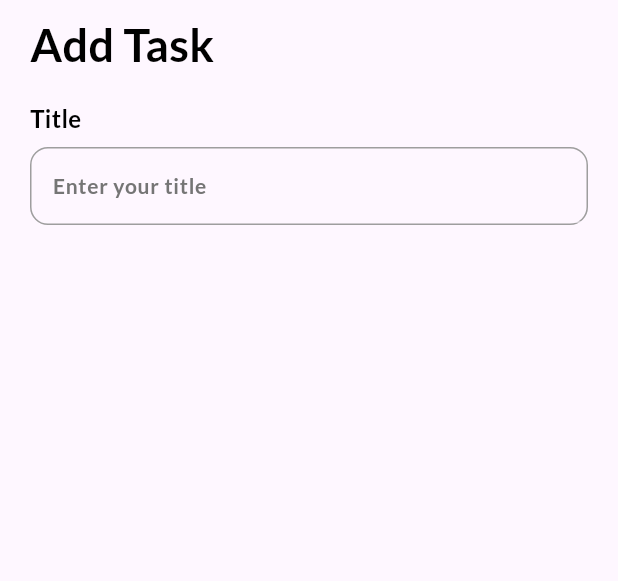
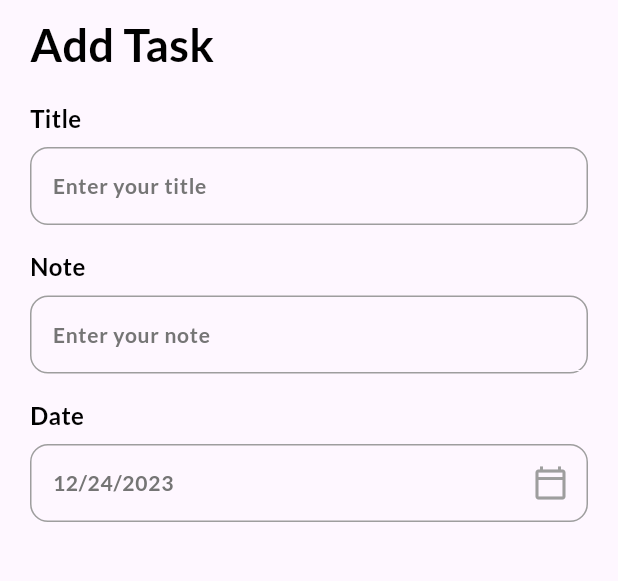
Before and after one commit to rizkiananda217/3C-K6-PPM, a Flutter app: the AddTaskPage screen opened directly, on a phone screen of 412 x 824 dp, the part 72-653 px from its top. Run offline on Flutter 3.47's test engine with Material 3 defaults, Android fonts, the phone set to English and light mode, and no system bars; our stand-ins replace date_picker_timeline, get, get_storage, google_fonts; accounts and stored records are empty.

Commit message:
menambahkan inputfield note dan date

```diff
--- a/aplikasi_trio_todo/lib/pages/add_task_bar.dart
+++ b/aplikasi_trio_todo/lib/pages/add_task_bar.dart
@@ -3,10 +3,17 @@ import 'package:aplikasi_trio_todo/services/theme_services.dart';
 import 'package:aplikasi_trio_todo/widgets/input_field.dart';
 import 'package:flutter/material.dart';
 import 'package:get/get.dart';
+import 'package:intl/intl.dart';
 
-class AddTaskPage extends StatelessWidget {
+class AddTaskPage extends StatefulWidget {
   const AddTaskPage({Key? key}) : super(key: key);
 
+  @override
+  State<AddTaskPage> createState() => _AddTaskPageState();
+}
+
+class _AddTaskPageState extends State<AddTaskPage> {
+  DateTime _selectedData = DateTime.now();
   @override
   Widget build(BuildContext context) {
     return Scaffold(
@@ -22,7 +29,18 @@ class AddTaskPage extends StatelessWidget {
                   "Add Task",
                   style: headingStyle,
                 ),
-                MyInputField(title: "Title", hint: "Enter your title")
+                MyInputField(title: "Title", hint: "Enter your title"),
+                MyInputField(title: "Note", hint: "Enter your note"),
+                MyInputField(
+                    title: "Date",
+                    hint: DateFormat.yMd().format(_selectedData),
+                    widget: IconButton(
+                      icon: Icon(Icons.calendar_today_outlined,
+                          color: Colors.grey),
+                      onPressed: () {
+                        _getDateFromUser();
+                      },
+                    ))
               ],
             ),
           ),
@@ -50,4 +68,21 @@ class AddTaskPage extends StatelessWidget {
       ],
     );
   }
+
+  _getDateFromUser() async {
+    DateTime? _pickerDate = await showDatePicker(
+        context: context,
+        initialDate: DateTime.now(),
+        firstDate: DateTime(2015),
+        lastDate: DateTime(2121));
+
+    if (_pickerDate != null) {
+      setState(() {
+        _selectedData = _pickerDate;
+        print(_selectedData);
+      });
+    } else {
+      print("ini kosong, atau ada yang salah");
+    }
+  }
 }
--- a/aplikasi_trio_todo/lib/widgets/input_field.dart
+++ b/aplikasi_trio_todo/lib/widgets/input_field.dart
@@ -36,6 +36,7 @@ class MyInputField extends StatelessWidget {
               child: Row(children: [
                 Expanded(
                     child: TextFormField(
+                  readOnly: widget == null ? false : true,
                   autofocus: false,
                   cursorColor:
                       Get.isDarkMode ? Colors.grey[100] : Colors.grey[700],
@@ -50,7 +51,8 @@ class MyInputField extends StatelessWidget {
                       enabledBorder: UnderlineInputBorder(
                           borderSide: BorderSide(
                               color: context.theme.backgroundColor, width: 0))),
-                ))
+                )),
+                widget == null ? Container() : Container(child: widget)
               ]))
         ],
       ),
```
